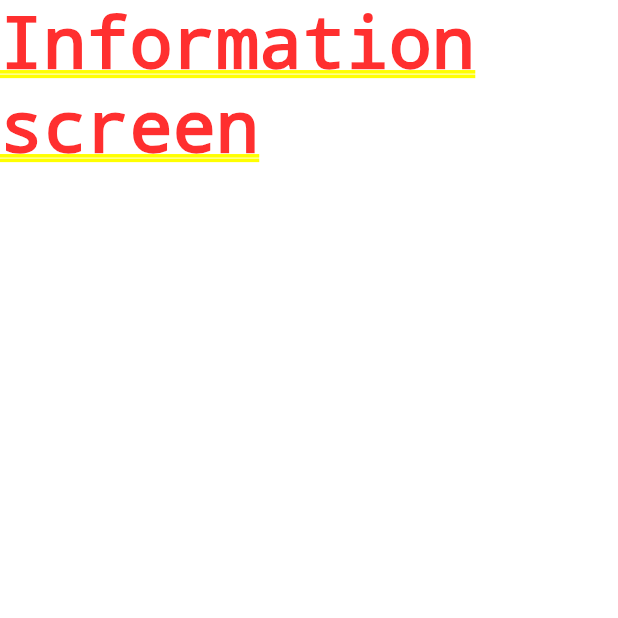
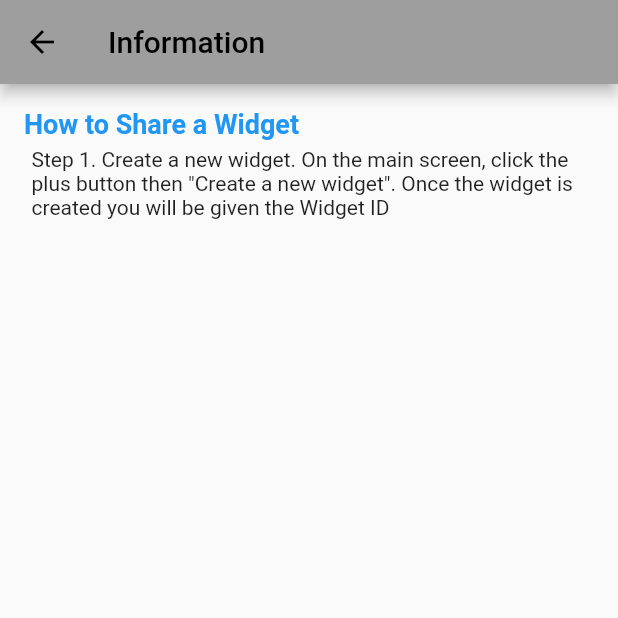
Before and after one commit to samueljml/widget-share, a Flutter app: the screen it shows after launch, after a tap on the "info outline" icon, on a phone screen of 412 x 824 dp, the top half of it. Run offline on Flutter 3.47's test engine with Material 2 defaults, Android fonts, the phone set to English and light mode, and no system bars.

Commit message:
Add page information data

```diff
--- a/lib/app/modules/information/page.dart
+++ b/lib/app/modules/information/page.dart
@@ -5,6 +5,34 @@ class InformationScreen extends StatelessWidget {
 
   @override
   Widget build(BuildContext context) {
-    return const Text("Information screen");
+    return Scaffold(
+        appBar: AppBar(
+          title: const Text("Information"),
+        ),
+        body: SingleChildScrollView(
+            child: Padding(
+          padding: const EdgeInsets.all(16),
+          child: Column(
+            crossAxisAlignment: CrossAxisAlignment.start,
+            children: [
+              const Text(
+                "How to Share a Widget",
+                style: TextStyle(
+                    color: Colors.blue,
+                    fontWeight: FontWeight.bold,
+                    fontSize: 18),
+              ),
+              Padding(
+                padding: const EdgeInsets.all(5),
+                child: Column(
+                  children: const [
+                    Text(
+                        "Step 1. Create a new widget. On the main screen, click the plus button then \"Create a new widget\". Once the widget is created you will be given the Widget ID"),
+                  ],
+                ),
+              )
+            ],
+          ),
+        )));
   }
 }
```
